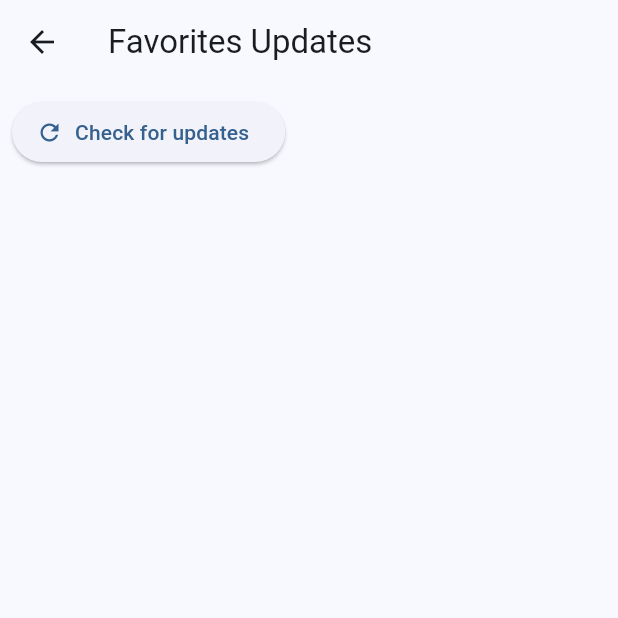
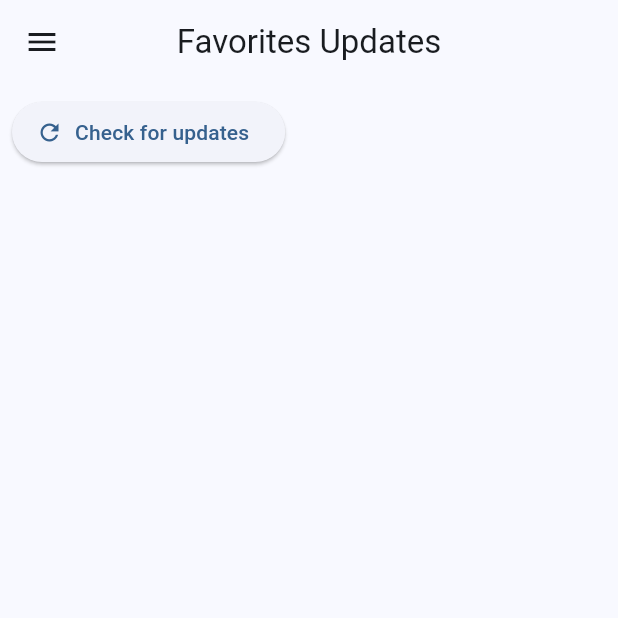
Before and after one commit to Luiz-eduardp/akashic_records, a Flutter app: the UpdatesScreen screen opened by its route, on a phone screen of 412 x 824 dp, the top half of it. Run offline on Flutter 3.47's test engine with Material 3 defaults, Android fonts, the phone set to English and light mode, and no system bars; our stand-ins replace battery_plus, flutter_colorpicker, shared_preferences, sqflite, webview_flutter; accounts and stored records are empty.

Commit message:
feat(updates): improve updates screen UI
- Added menu button to app bar
- Localized text elements

```diff
--- a/lib/screens/updates_screen.dart
+++ b/lib/screens/updates_screen.dart
@@ -18,6 +18,7 @@ class _UpdatesScreenState extends State<UpdatesScreen> {
   bool _loading = false;
   final Map<String, List<String>> _cachedChapters = {};
   final Map<String, int> _dynamicUnread = {};
+  final GlobalKey<ScaffoldState> _scaffoldKey = GlobalKey<ScaffoldState>();
 
   @override
   void initState() {
@@ -97,7 +98,13 @@ class _UpdatesScreenState extends State<UpdatesScreen> {
       ..sort((a, b) => a.title.compareTo(b.title));
     final totalUnread = _dynamicUnread.values.fold<int>(0, (a, b) => a + b);
     return Scaffold(
+      key: _scaffoldKey,
       appBar: AppBar(
+        centerTitle: true,
+        leading: IconButton(
+          icon: const Icon(Icons.menu),
+          onPressed: () => _scaffoldKey.currentState?.openDrawer(),
+        ),
         title: Text('favorites_updates'.translate),
         actions: [
           if (totalUnread > 0)
@@ -105,7 +112,7 @@ class _UpdatesScreenState extends State<UpdatesScreen> {
               padding: const EdgeInsets.only(right: 12.0),
               child: Chip(
                 backgroundColor: Theme.of(context).colorScheme.primaryContainer,
-                label: Text('+$totalUnread'),
+                label: Text('$totalUnread'),
               ),
             ),
         ],
@@ -236,7 +243,7 @@ class _UpdatesScreenState extends State<UpdatesScreen> {
                                               ),
                                               const SizedBox(height: 6),
                                               Text(
-                                                n.author,
+                                                '${'by'.translate} ${n.author}',
                                                 style:
                                                     Theme.of(
                                                       context,
@@ -244,7 +251,7 @@ class _UpdatesScreenState extends State<UpdatesScreen> {
                                               ),
                                               const SizedBox(height: 8),
                                               Text(
-                                                'Chapters: ${n.lastKnownChapterCount} • Last checked: ${_formatTimestamp(n.lastChecked)}',
+                                                '${'chapters'.translate}: ${n.lastKnownChapterCount} • ${'last_checked'.translate}: ${_formatTimestamp(n.lastChecked)}',
                                                 style:
                                                     Theme.of(
                                                       context,
```
